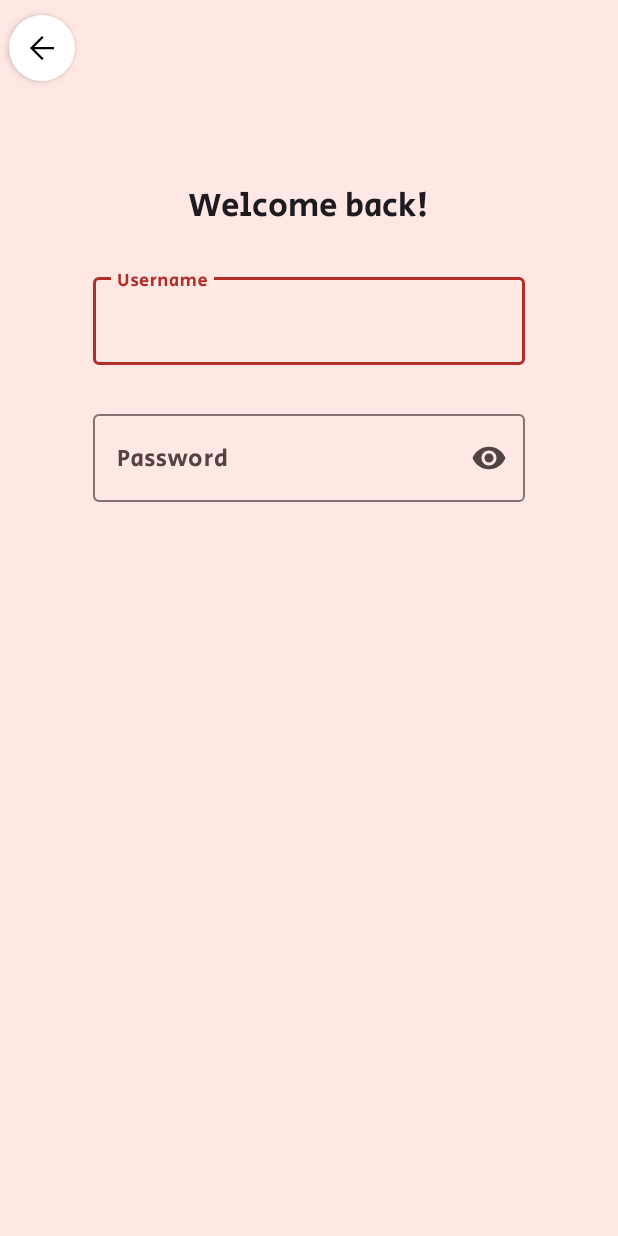
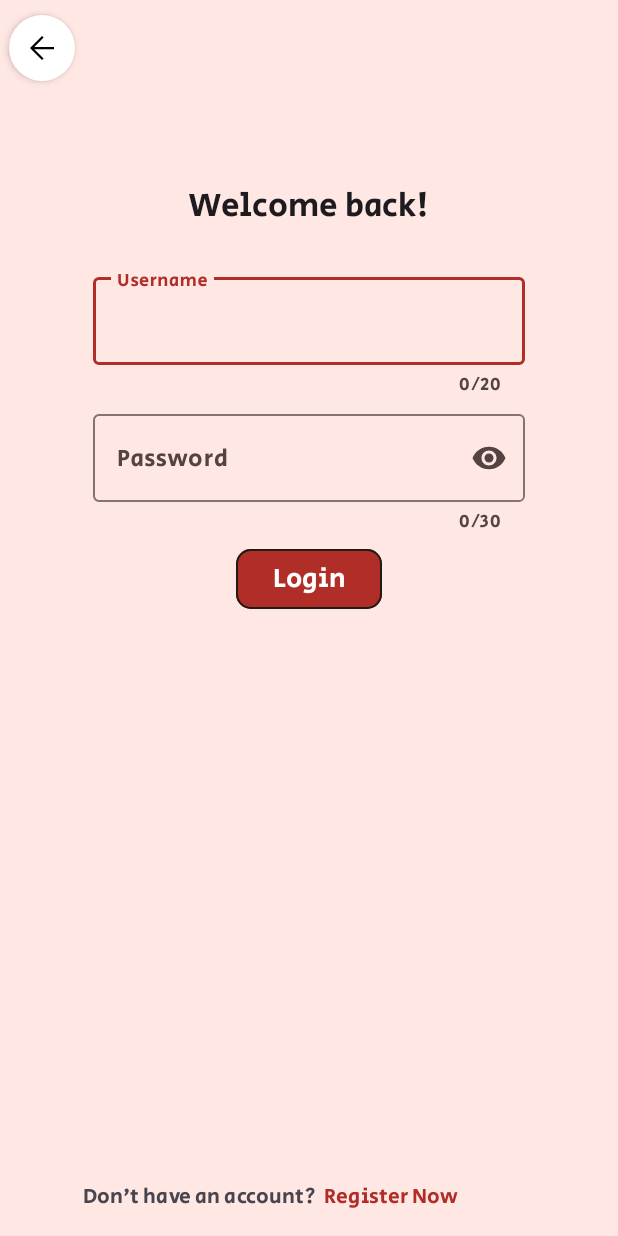
Before and after one commit to melanie-attard/NowShowing, an Android app: the LoginActivity screen opened directly, with no data from a screen before it, on a phone screen of 412 x 824 dp. Run offline under Robolectric (Android 15) with nearby library versions, the phone set to English and light mode, and no system bars.

Commit message:
Finished login activity UI

```diff
--- a/app/src/main/res/layout/activity_login.xml
+++ b/app/src/main/res/layout/activity_login.xml
@@ -35,6 +35,8 @@
         app:layout_constraintTop_toBottomOf="@+id/field_guideline"
         android:layout_marginTop="5dp"
         app:errorEnabled="true"
+        app:counterEnabled="true"
+        app:counterMaxLength="20"
         android:hint="@string/username_field">
 
         <com.google.android.material.textfield.TextInputEditText
@@ -53,6 +55,8 @@
         android:layout_marginTop="5dp"
         app:errorEnabled="true"
         app:endIconMode="password_toggle"
+        app:counterEnabled="true"
+        app:counterMaxLength="30"
         android:hint="@string/password_field">
 
         <com.google.android.material.textfield.TextInputEditText
@@ -61,6 +65,43 @@
             android:inputType="textPassword"/>
     </com.google.android.material.textfield.TextInputLayout>
 
-    <!-- TODO add register now message at the bottom
-              add login button -->
+    <Button
+        android:id="@+id/btn_login"
+        android:layout_width="wrap_content"
+        android:layout_height="wrap_content"
+        android:contentDescription="@string/login_btn"
+        android:elevation="4dp"
+        android:text="@string/login_btn"
+        android:textAppearance="@style/TextAppearance.AppCompat.Medium"
+        app:cornerRadius="10dp"
+        app:layout_constraintEnd_toEndOf="parent"
+        app:layout_constraintStart_toStartOf="parent"
+        app:layout_constraintTop_toBottomOf="@id/password"
+        app:strokeColor="@color/md_theme_light_onBackground"
+        app:strokeWidth="1dp"
+        android:layout_marginTop="5dp"/>
+
+    <TextView
+        android:id="@+id/register_prompt"
+        android:layout_width="wrap_content"
+        android:layout_height="wrap_content"
+        app:layout_constraintStart_toStartOf="parent"
+        app:layout_constraintBottom_toBottomOf="parent"
+        android:layout_marginBottom="15dp"
+        android:layout_marginStart="50dp"
+        android:paddingHorizontal="5dp"
+        android:text="@string/register_prompt"
+        android:textAppearance="@style/TextAppearance.AppCompat.Small"/>
+
+    <Button
+        android:id="@+id/register_now_btn"
+        style="@style/Widget.Material3.Button.TextButton"
+        android:layout_width="wrap_content"
+        android:layout_height="wrap_content"
+        app:layout_constraintStart_toEndOf="@id/register_prompt"
+        app:layout_constraintTop_toTopOf="@id/register_prompt"
+        app:layout_constraintBottom_toBottomOf="@id/register_prompt"
+        android:text="@string/register_now_btn"
+        android:padding="0dp"/>
+
 </androidx.constraintlayout.widget.ConstraintLayout>
--- a/app/src/main/res/values/strings.xml
+++ b/app/src/main/res/values/strings.xml
@@ -35,6 +35,8 @@
     <string name="login_title">Welcome back!</string>
     <string name="username_field">Username</string>
     <string name="password_field">Password</string>
+    <string name="register_prompt">Don\'t have an account?</string>
+    <string name="register_now_btn">Register Now</string>
     <string name="register_btn">Register</string>
 
     <string name="fav_not_logged_in">Login to add shows to Favourites</string>
```
Also changed, not shown: app/src/main/java/com/nowshowing/mainFragments/AccountFragment.java (line endings or trailing spaces).
